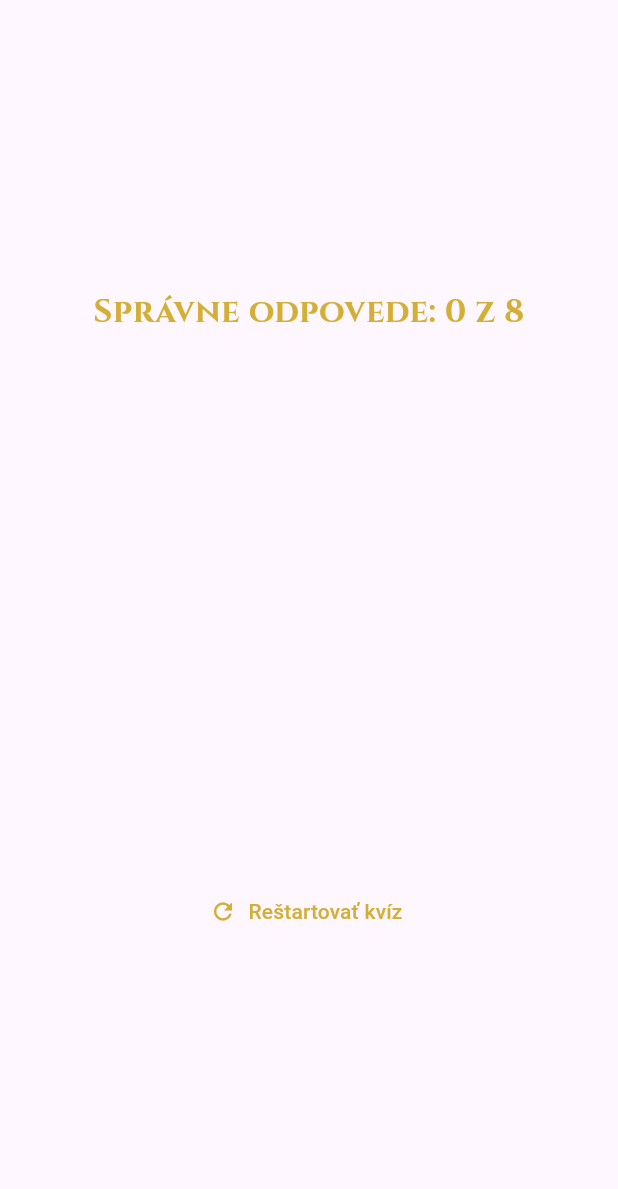
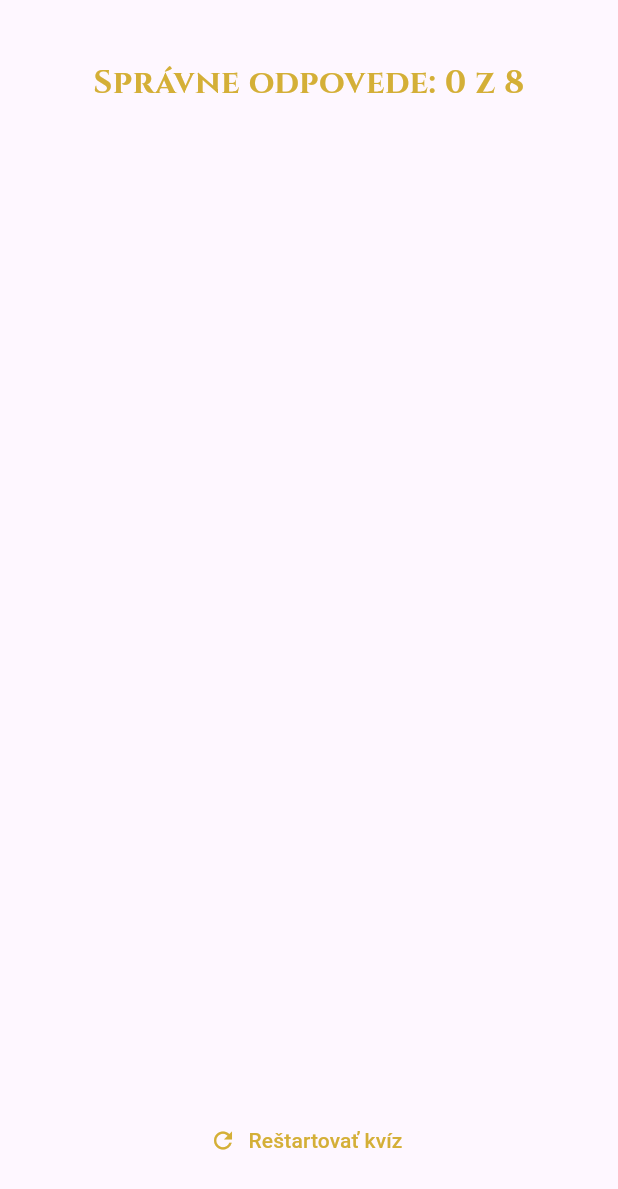
Before and after one commit to Thonnir/quiz_app, a Flutter app: the ResultsScreen widget shown alone on an empty page, opened directly with empty values, on a phone screen of 412 x 824 dp. Shown: the top 1189 px of the screen. Run offline on Flutter 3.47's test engine with Material 3 defaults, Android fonts, the phone set to English and light mode, and no system bars; our stand-ins replace google_fonts.

Commit message:
Let the results summary fill the screen and bounce
The fixed 300px box with Android's stretch overscroll looked odd; the
summary now fills the space between score and restart and bounces.

Co-Authored-By: Claude Opus 5.5 <noreply@anthropic.com>

```diff
--- a/lib/questions_summary.dart
+++ b/lib/questions_summary.dart
@@ -7,9 +7,8 @@ class QuestionsSummary extends StatelessWidget {
 
   @override
   Widget build(BuildContext context) {
-    return SizedBox(
-      height: 300,
-      child: SingleChildScrollView(
+    return SingleChildScrollView(
+      physics: const BouncingScrollPhysics(),
       child: Column(
         children: summaryData.map((data) {
           final isCorrect = data['user_answer'] == data['correct_answer'];
@@ -63,7 +62,6 @@ class QuestionsSummary extends StatelessWidget {
           );
         }).toList(),
       ),
-      ),
     );
   }
 }
--- a/lib/results_screen.dart
+++ b/lib/results_screen.dart
@@ -53,7 +53,7 @@ class ResultsScreen extends StatelessWidget {
               ),
             ),
             const SizedBox(height: 30),
-            QuestionsSummary(summaryData),
+            Expanded(child: QuestionsSummary(summaryData)),
             const SizedBox(height: 30),
             TextButton.icon(
               onPressed: onRestart,
```
Lines whose indentation alone changed are shown as unchanged.
